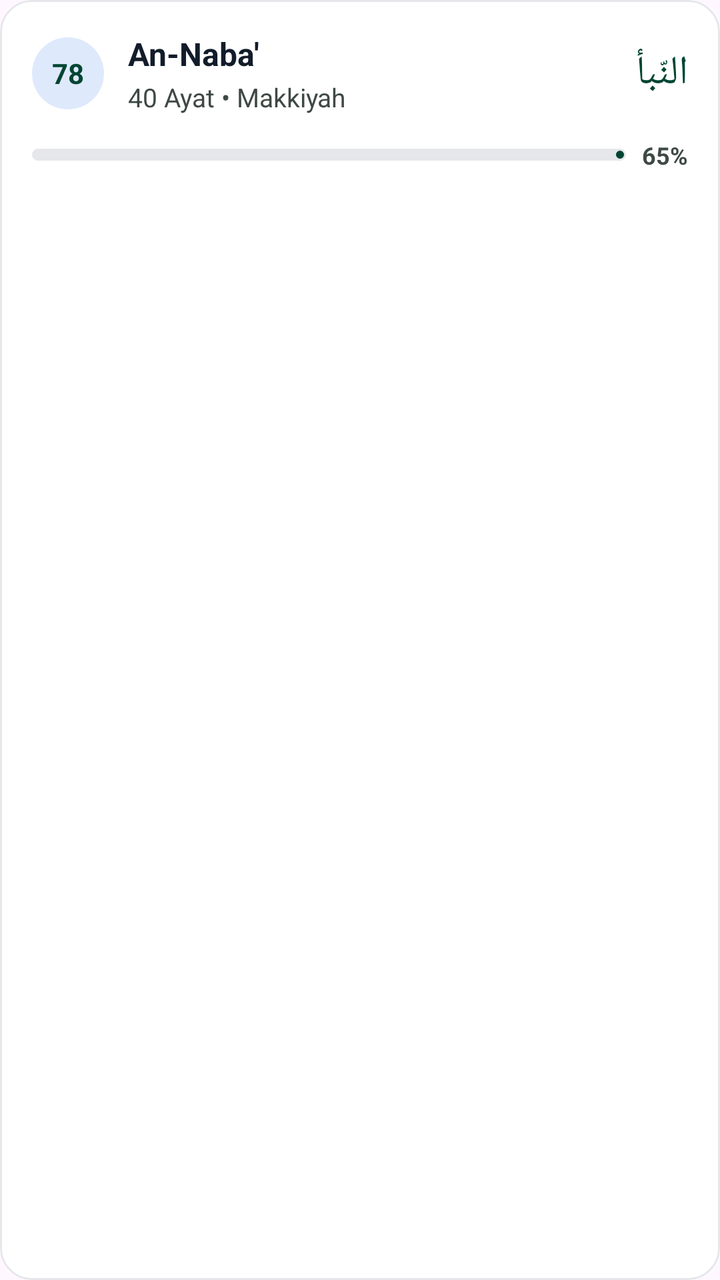
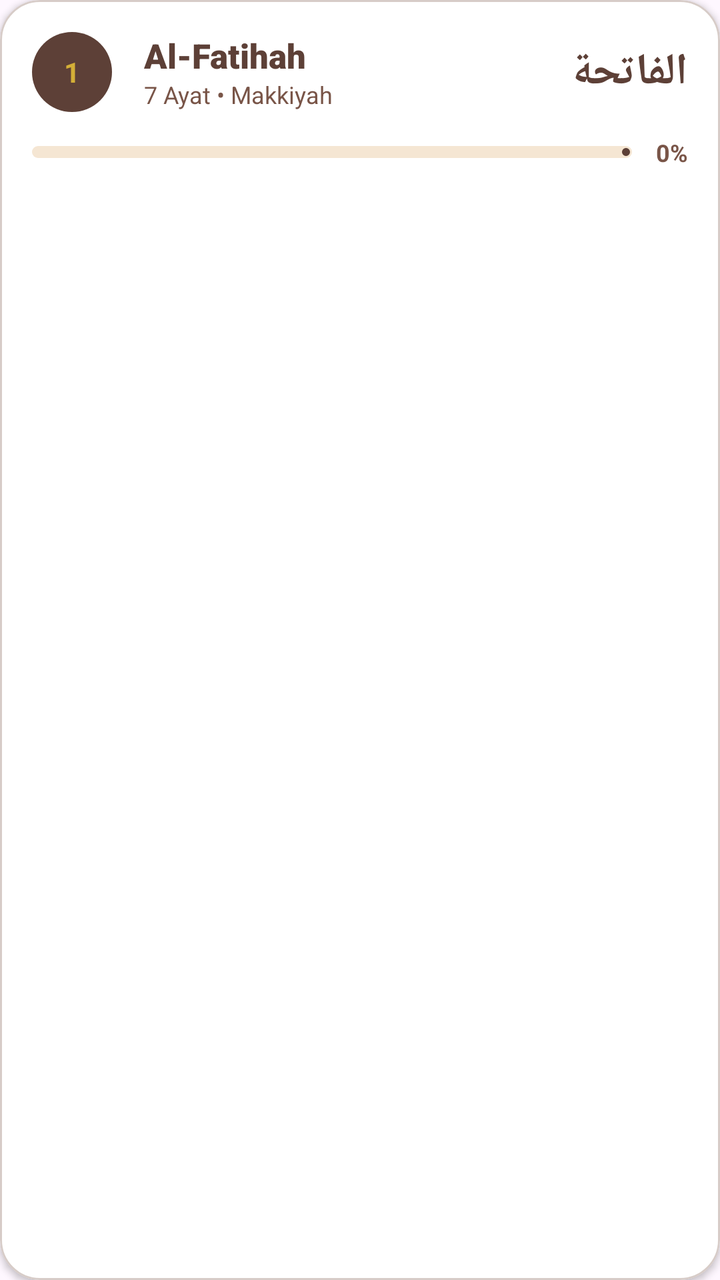

Two renders of the same Android screen: before a commit and after it. Below are the layout's source before the change and the commit's diff.
<!-- AndroidManifest.xml: application theme Theme.SambungAyat -->
<!-- res/layout/item_surah.xml -->
<?xml version="1.0" encoding="utf-8"?>
<com.google.android.material.card.MaterialCardView xmlns:android="http://schemas.android.com/apk/res/android"
    xmlns:app="http://schemas.android.com/apk/res-auto"
    android:layout_width="match_parent"
    android:layout_height="wrap_content"
    android:layout_marginBottom="12dp"
    app:cardBackgroundColor="@color/surface"
    app:cardCornerRadius="16dp"
    app:cardElevation="0dp"
    app:strokeColor="@color/border_subtle"
    app:strokeWidth="1dp">

    <LinearLayout
        android:layout_width="match_parent"
        android:layout_height="wrap_content"
        android:orientation="vertical"
        android:padding="16dp">

        <LinearLayout
            android:layout_width="match_parent"
            android:layout_height="wrap_content"
            android:gravity="center_vertical"
            android:orientation="horizontal">

            <TextView
                android:id="@+id/tvSurahNumber"
                android:layout_width="36dp"
                android:layout_height="36dp"
                android:background="@drawable/bg_logo_circle"
                android:gravity="center"
                android:text="78"
                android:textColor="@color/primary"
                android:textStyle="bold" />

            <LinearLayout
                android:layout_width="0dp"
                android:layout_height="wrap_content"
                android:layout_weight="1"
                android:layout_marginStart="12dp"
                android:orientation="vertical">

                <TextView
                    android:id="@+id/tvSurahName"
                    android:layout_width="wrap_content"
                    android:layout_height="wrap_content"
                    android:text="An-Naba'"
                    android:textColor="@color/on_surface"
                    android:textSize="16sp"
                    android:textStyle="bold" />

                <TextView
                    android:id="@+id/tvSurahInfo"
                    android:layout_width="wrap_content"
                    android:layout_height="wrap_content"
                    android:layout_marginTop="2dp"
                    android:text="40 Ayat • Makkiyah"
                    android:textColor="@color/on_surface_variant"
                    android:textSize="13sp" />
            </LinearLayout>

            <TextView
                android:id="@+id/tvSurahArabic"
                android:layout_width="wrap_content"
                android:layout_height="wrap_content"
                android:text="النّبأ"
                android:textColor="@color/primary"
                android:textSize="20sp"
                android:fontFamily="sans-serif-medium" />
        </LinearLayout>

        <LinearLayout
            android:layout_width="match_parent"
            android:layout_height="wrap_content"
            android:layout_marginTop="12dp"
            android:gravity="center_vertical"
            android:orientation="horizontal">

            <com.google.android.material.progressindicator.LinearProgressIndicator
                android:id="@+id/progressSurah"
                android:layout_width="0dp"
                android:layout_height="wrap_content"
                android:layout_weight="1"
                android:layout_marginEnd="8dp"
                app:trackColor="@color/border_subtle"
                app:indicatorColor="@color/primary"
                app:trackThickness="6dp"
                app:trackCornerRadius="3dp" />

            <TextView
                android:id="@+id/tvProgressPercent"
                android:layout_width="wrap_content"
                android:layout_height="wrap_content"
                android:text="65%"
                android:textColor="@color/on_surface_variant"
                android:textSize="12sp"
                android:textStyle="bold" />
        </LinearLayout>

    </LinearLayout>
</com.google.android.material.card.MaterialCardView>
<!-- resources referenced by this layout -->
<resources>
  <color name="border_subtle">#E5E7EB</color>
  <color name="on_surface">#121C2A</color>
  <color name="on_surface_variant">#3F4944</color>
  <color name="primary">#004532</color>
  <color name="surface">#FFFFFF</color>
  <!-- drawable bg_logo_circle (drawable) -->
  <?xml version="1.0" encoding="utf-8"?>
  <shape xmlns:android="http://schemas.android.com/apk/res/android"
      android:shape="oval">
      <solid android:color="@color/surface_container_high" />
  </shape>
  <style name="Theme.SambungAyat" parent="Base.Theme.SambungAyat" />
  <color name="surface_container_high">#DEE9FC</color>
  <style name="Base.Theme.SambungAyat" parent="Theme.Material3.DayNight.NoActionBar">
          
          
      </style>
</resources>

<!-- the commit's change to res/layout/item_surah.xml (unified diff, before → after) -->
@@ -4,9 +4,9 @@
     android:layout_width="match_parent"
     android:layout_height="wrap_content"
     android:layout_marginBottom="12dp"
-    app:cardBackgroundColor="@color/surface"
-    app:cardCornerRadius="16dp"
-    app:cardElevation="0dp"
+    app:cardBackgroundColor="@color/white"
+    app:cardCornerRadius="20dp"
+    app:cardElevation="2dp"
     app:strokeColor="@color/border_subtle"
     app:strokeWidth="1dp">
 
@@ -24,48 +24,57 @@
 
             <TextView
                 android:id="@+id/tvSurahNumber"
-                android:layout_width="36dp"
-                android:layout_height="36dp"
+                android:layout_width="40dp"
+                android:layout_height="40dp"
                 android:background="@drawable/bg_logo_circle"
+                android:backgroundTint="@color/primary"
                 android:gravity="center"
-                android:text="78"
-                android:textColor="@color/primary"
+                android:text="1"
+                android:textColor="@color/secondary"
                 android:textStyle="bold" />
 
             <LinearLayout
                 android:layout_width="0dp"
                 android:layout_height="wrap_content"
                 android:layout_weight="1"
-                android:layout_marginStart="12dp"
+                android:layout_marginStart="16dp"
                 android:orientation="vertical">
 
                 <TextView
                     android:id="@+id/tvSurahName"
                     android:layout_width="wrap_content"
                     android:layout_height="wrap_content"
-                    android:text="An-Naba'"
-                    android:textColor="@color/on_surface"
-                    android:textSize="16sp"
-                    android:textStyle="bold" />
+                    android:fontFamily="sans-serif-black"
+                    android:text="Al-Fatihah"
+                    android:textColor="@color/primary"
+                    android:textSize="17sp" />
 
                 <TextView
                     android:id="@+id/tvSurahInfo"
                     android:layout_width="wrap_content"
                     android:layout_height="wrap_content"
-                    android:layout_marginTop="2dp"
-                    android:text="40 Ayat • Makkiyah"
-                    android:textColor="@color/on_surface_variant"
-                    android:textSize="13sp" />
+                    android:text="7 Ayat • Makkiyah"
+                    android:textColor="@color/text_variant"
+                    android:textSize="12sp" />
             </LinearLayout>
 
             <TextView
                 android:id="@+id/tvSurahArabic"
                 android:layout_width="wrap_content"
                 android:layout_height="wrap_content"
-                android:text="النّبأ"
+                android:text="الفاتحة"
                 android:textColor="@color/primary"
-                android:textSize="20sp"
-                android:fontFamily="sans-serif-medium" />
+                android:textSize="22sp"
+                android:textStyle="bold" />
+
+            <ImageView
+                android:id="@+id/imgLock"
+                android:layout_width="24dp"
+                android:layout_height="24dp"
+                android:layout_marginStart="8dp"
+                android:src="@drawable/ic_lock"
+                android:visibility="gone"
+                app:tint="@color/error" />
         </LinearLayout>
 
         <LinearLayout
@@ -80,8 +89,8 @@
                 android:layout_width="0dp"
                 android:layout_height="wrap_content"
                 android:layout_weight="1"
-                android:layout_marginEnd="8dp"
-                app:trackColor="@color/border_subtle"
+                android:layout_marginEnd="12dp"
+                app:trackColor="@color/surface_variant"
                 app:indicatorColor="@color/primary"
                 app:trackThickness="6dp"
                 app:trackCornerRadius="3dp" />
@@ -90,8 +99,8 @@
                 android:id="@+id/tvProgressPercent"
                 android:layout_width="wrap_content"
                 android:layout_height="wrap_content"
-                android:text="65%"
-                android:textColor="@color/on_surface_variant"
+                android:text="0%"
+                android:textColor="@color/text_variant"
                 android:textSize="12sp"
                 android:textStyle="bold" />
         </LinearLayout>
<!-- resource entries referenced after the edit -->
@@ -1,21 +1,49 @@
 <!-- resources referenced by this layout -->
 <resources>
-  <color name="border_subtle">#E5E7EB</color>
-  <color name="on_surface">#121C2A</color>
-  <color name="on_surface_variant">#3F4944</color>
-  <color name="primary">#004532</color>
-  <color name="surface">#FFFFFF</color>
+  <color name="border_subtle">#D7CCC8</color>
+  <color name="error">#B71C1C</color>
+  <color name="primary">#5D4037</color>
+  <color name="secondary">#D4AF37</color>
+  <color name="surface_variant">#F5E6D3</color>
+  <color name="text_variant">#795548</color>
+  <color name="white">#FFFFFF</color>
   <!-- drawable bg_logo_circle (drawable) -->
   <?xml version="1.0" encoding="utf-8"?>
   <shape xmlns:android="http://schemas.android.com/apk/res/android"
       android:shape="oval">
       <solid android:color="@color/surface_container_high" />
   </shape>
+  <!-- drawable ic_lock (drawable) -->
+  <vector xmlns:android="http://schemas.android.com/apk/res/android"
+      android:width="24dp"
+      android:height="24dp"
+      android:viewportWidth="24"
+      android:viewportHeight="24">
+      <path
+          android:fillColor="@android:color/black"
+          android:pathData="M18,8h-1V6c0,-2.76 -2.24,-5 -5,-5S7,3.24 7,6v2H6c-1.1,0 -2,0.9 -2,2v10c0,1.1 0.9,2 2,2h12c1.1,0 2,-0.9 2,-2V10c0,-1.1 -0.9,-2 -2,-2zM9,6c0,-1.66 1.34,-3 3,-3s3,1.34 3,3v2H9V6zM18,20H6V10h12v10zM12,17c1.1,0 2,-0.9 2,-2s-0.9,-2 -2,-2 -2,0.9 -2,2 0.9,2 2,2z" />
+  </vector>
   <style name="Theme.SambungAyat" parent="Base.Theme.SambungAyat" />
-  <color name="surface_container_high">#DEE9FC</color>
+  <color name="surface_container_high">#EFE5D8</color>
   <style name="Base.Theme.SambungAyat" parent="Theme.Material3.DayNight.NoActionBar">
           
+          <item name="colorPrimary">@color/primary</item>
+          <item name="colorOnPrimary">@color/white</item>
+          <item name="colorPrimaryContainer">@color/primary_container</item>
+          <item name="colorOnPrimaryContainer">@color/text_main</item>
+  
           
+          <item name="colorSecondary">@color/secondary</item>
+          <item name="colorOnSecondary">@color/white</item>
+  
+          
+          <item name="colorAccent">@color/primary</item>
+          <item name="android:statusBarColor">@color/primary</item>
+  
+          
+          <item name="materialButtonStyle">@style/Widget.Material3.Button</item>
       </style>
+  <color name="primary_container">#EFEBE9</color>
+  <color name="text_main">#3E2723</color>
 </resources>
 
